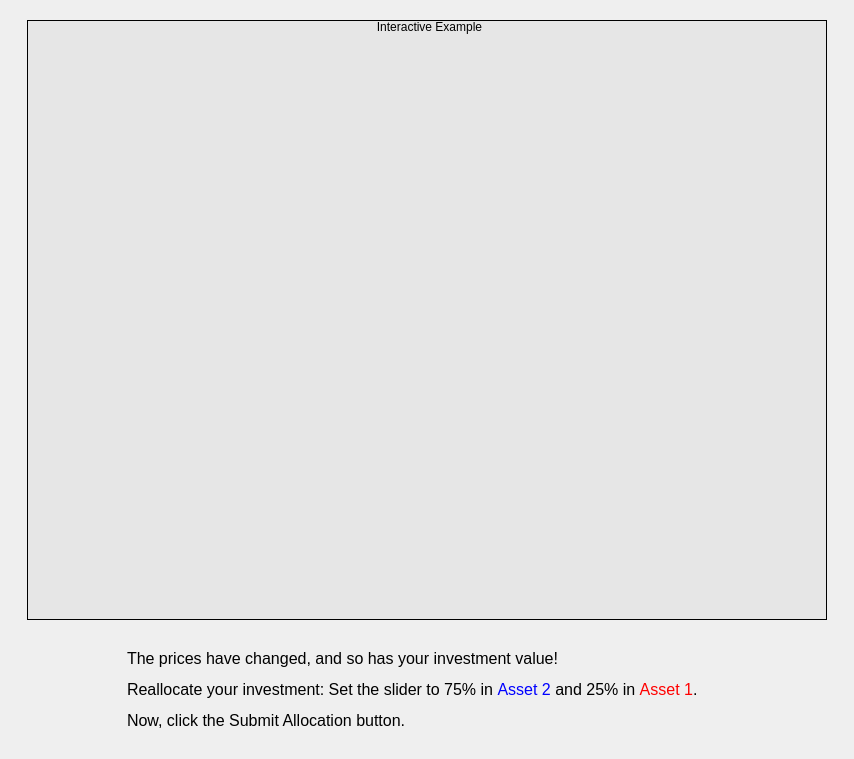
Old version of the form MarketSimulation/instructionscreentest2.ui in the repository dwattttt/marketsim.
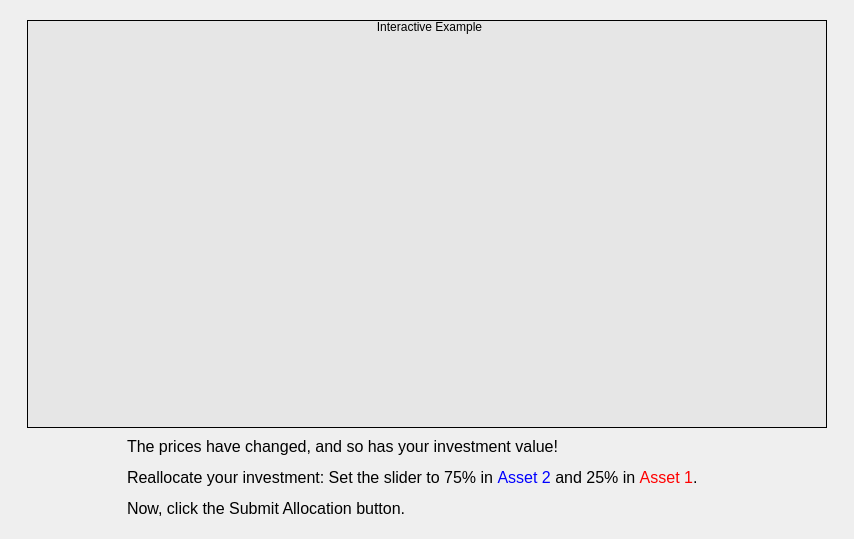
New version of the form. Custom widgets are drawn as their Qt base class.

The edit to the form file:
```diff
--- a/MarketSimulation/instructionscreentest2.ui
+++ b/MarketSimulation/instructionscreentest2.ui
@@ -7,7 +7,7 @@
     <x>0</x>
     <y>0</y>
     <width>854</width>
-    <height>759</height>
+    <height>539</height>
    </rect>
   </property>
   <property name="windowTitle">
@@ -36,17 +36,29 @@
       </size>
      </property>
      <layout class="QVBoxLayout" name="verticalLayout_2">
+      <property name="spacing">
+       <number>0</number>
+      </property>
+      <property name="bottomMargin">
+       <number>0</number>
+      </property>
       <item>
        <widget class="QGroupBox" name="groupBox">
         <property name="sizePolicy">
-         <sizepolicy hsizetype="Fixed" vsizetype="Fixed">
+         <sizepolicy hsizetype="Preferred" vsizetype="Expanding">
           <horstretch>0</horstretch>
-          <verstretch>0</verstretch>
+          <verstretch>200</verstretch>
          </sizepolicy>
         </property>
         <property name="minimumSize">
          <size>
           <width>800</width>
+          <height>400</height>
+         </size>
+        </property>
+        <property name="maximumSize">
+         <size>
+          <width>16777215</width>
           <height>600</height>
          </size>
         </property>
@@ -106,13 +118,25 @@
       </item>
       <item>
        <widget class="QWidget" name="widget" native="true">
+        <property name="sizePolicy">
+         <sizepolicy hsizetype="Preferred" vsizetype="Minimum">
+          <horstretch>0</horstretch>
+          <verstretch>0</verstretch>
+         </sizepolicy>
+        </property>
         <property name="minimumSize">
          <size>
           <width>0</width>
-          <height>20</height>
+          <height>100</height>
          </size>
         </property>
         <layout class="QHBoxLayout" name="horizontalLayout_8">
+         <property name="topMargin">
+          <number>0</number>
+         </property>
+         <property name="bottomMargin">
+          <number>0</number>
+         </property>
          <item>
           <spacer name="horizontalSpacer">
            <property name="orientation">
@@ -128,10 +152,16 @@
          </item>
          <item>
           <widget class="QLabel" name="label">
+           <property name="sizePolicy">
+            <sizepolicy hsizetype="Preferred" vsizetype="Preferred">
+             <horstretch>0</horstretch>
+             <verstretch>200</verstretch>
+            </sizepolicy>
+           </property>
            <property name="minimumSize">
             <size>
              <width>600</width>
-             <height>0</height>
+             <height>100</height>
             </size>
            </property>
            <property name="font">
```
